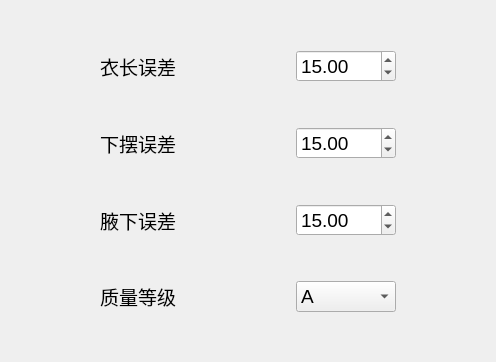
This is ui/input_tolerance_param_widget.ui in Mrjiong-ff/syt_hmi as Qt 5 draws it before an edit. The edited form follows.
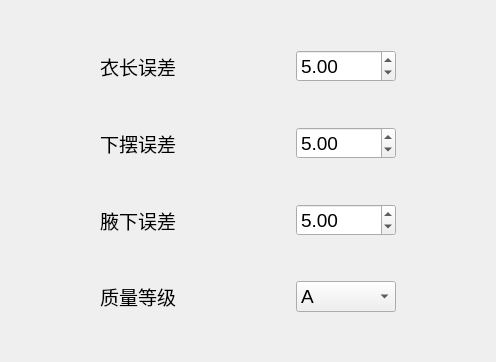
This is the edited form.

What changed in the file:
```diff
--- a/ui/input_tolerance_param_widget.ui
+++ b/ui/input_tolerance_param_widget.ui
@@ -62,10 +62,10 @@
         </size>
        </property>
        <property name="maximum">
-        <double>30.000000000000000</double>
+        <double>10.000000000000000</double>
        </property>
        <property name="value">
-        <double>15.000000000000000</double>
+        <double>5.000000000000000</double>
        </property>
       </widget>
      </item>
@@ -108,10 +108,10 @@
         </size>
        </property>
        <property name="maximum">
-        <double>30.000000000000000</double>
+        <double>10.000000000000000</double>
        </property>
        <property name="value">
-        <double>15.000000000000000</double>
+        <double>5.000000000000000</double>
        </property>
       </widget>
      </item>
@@ -154,10 +154,10 @@
         </size>
        </property>
        <property name="maximum">
-        <double>30.000000000000000</double>
+        <double>10.000000000000000</double>
        </property>
        <property name="value">
-        <double>15.000000000000000</double>
+        <double>5.000000000000000</double>
        </property>
       </widget>
      </item>
```
